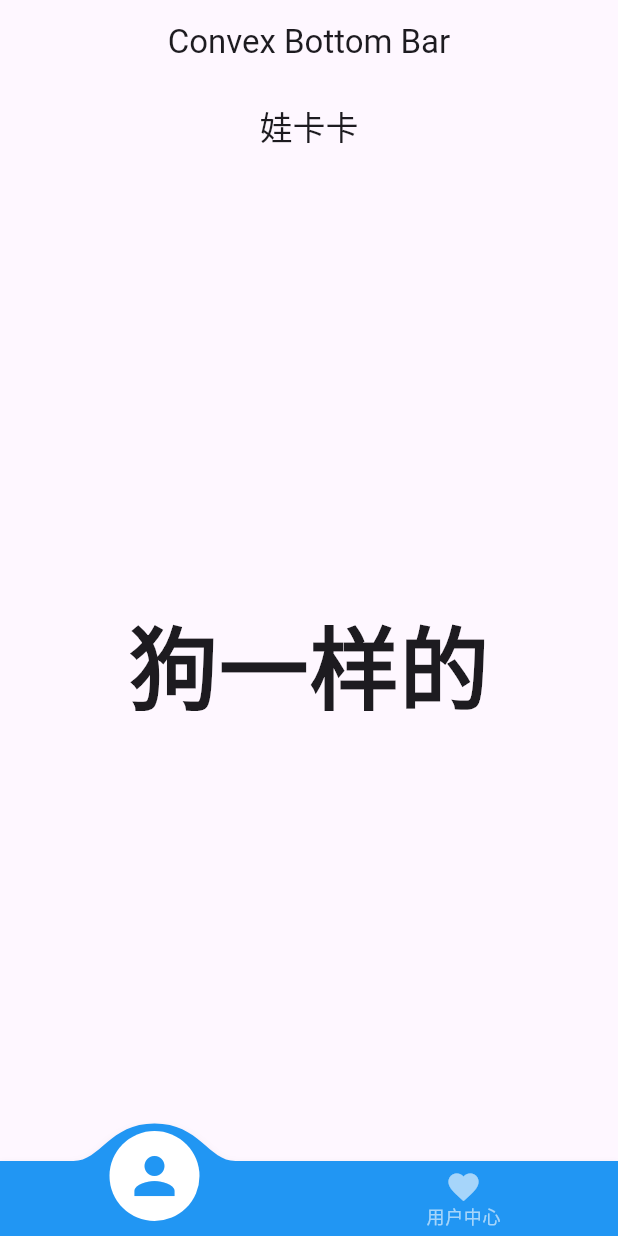
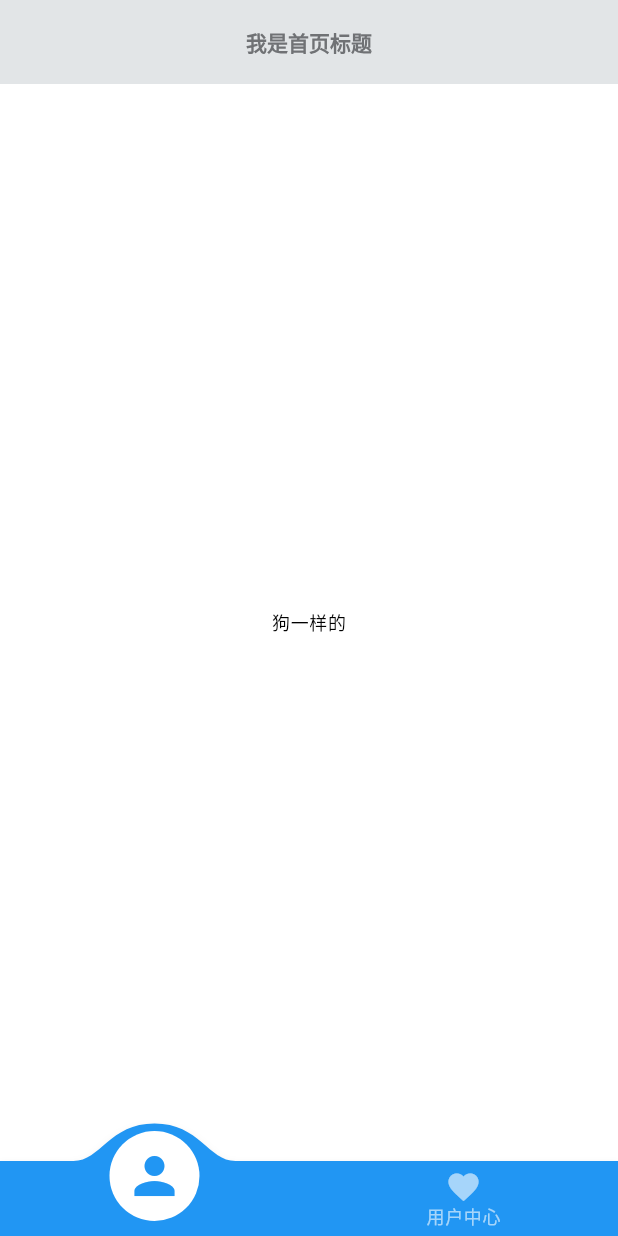
Before and after one commit to jianghui568/bazi-flutter, a Flutter app: the screen it shows after launch, on a phone screen of 412 x 824 dp. Run offline on Flutter 3.47's test engine with Material 3 defaults, Android fonts, the phone set to English and light mode, and no system bars; drawn by our look-alikes of convex_bottom_bar; our stand-ins replace go_router.

Commit message:
增加主题配置

```diff
--- /dev/null
+++ b/lib/app.dart
@@ -0,0 +1,52 @@
+import 'package:bazi/page/HomePage.dart';
+import 'package:bazi/page/MyPage.dart';
+import 'package:convex_bottom_bar/convex_bottom_bar.dart';
+import 'package:flutter/material.dart';
+import 'package:bazi/common/theme.dart';
+
+class App extends StatelessWidget {
+  const App({super.key});
+
+  @override
+  Widget build(BuildContext context) {
+    return MaterialApp(
+      debugShowCheckedModeBanner: false,
+      theme: appThemeData,
+      home: BottomTabBarController(),
+    );
+  }
+}
+
+class BottomTabBarController extends StatefulWidget {
+  @override
+  State<StatefulWidget> createState() {
+    return BottomTabBarControllerState();
+  }
+}
+
+/**
+ * 配置底部导航页面
+ */
+class BottomTabBarControllerState extends State<BottomTabBarController> {
+  int selectPageIndex = 0;
+  final pages = [HomePage(), MyPage()];
+
+  @override
+  Widget build(BuildContext context) {
+    return Scaffold(
+      body: pages[selectPageIndex],
+      bottomNavigationBar: ConvexAppBar(
+        items: [
+          TabItem(icon: Icons.person, title: '首页'),
+          TabItem(icon: Icons.favorite, title: '用户中心'),
+        ],
+        initialActiveIndex: selectPageIndex,
+        onTap: (int index) {
+          setState(() {
+            selectPageIndex = index;
+          });
+        },
+      ),
+    );
+  }
+}
--- /dev/null
+++ b/lib/common/extention/extention_theme.dart
@@ -0,0 +1,14 @@
+import 'package:flutter/material.dart';
+
+/// 用于重命名颜色属性
+extension ThemeDataColorExtension on ThemeData {
+  Color get navBackgroundColor => colorScheme.onBackground;
+  Color get backgroundColor => colorScheme.onBackground;
+
+}
+
+/// 用于重命名字体样式属性
+extension ThemeDataTextStyleExtension on ThemeData {
+  TextStyle get navBarTitleStyle => textTheme.titleLarge!;
+  TextStyle get bodyStyle => textTheme.bodySmall!;
+}
--- /dev/null
+++ b/lib/common/theme.dart
@@ -0,0 +1,58 @@
+import 'package:flutter/material.dart';
+
+ThemeData appThemeData = ThemeData(
+  primaryColor: Colors.white,
+  disabledColor: const Color(0xffcbced0),
+  hintColor: const Color(0xffe2e5e7),
+  highlightColor: const Color(0xffa7d500),
+  shadowColor: const Color(0xffa0a4a7),
+  textTheme: TextTheme(
+    displayLarge: TextStyle(
+      fontSize: 17,
+      fontWeight: FontWeight.bold,
+      color: const Color(0xff242524),
+    ),
+    displayMedium: TextStyle(
+      fontSize: 16,
+      fontWeight: FontWeight.bold,
+      color: const Color(0xff242524),
+    ),
+
+    titleLarge: TextStyle(
+      fontSize: 14,
+      fontWeight: FontWeight.bold,
+      color: const Color(0xff707275),
+    ),
+    titleMedium: TextStyle(
+      fontSize: 12,
+      fontWeight: FontWeight.w500,
+      color: const Color(0xff242524),
+    ),
+    titleSmall: TextStyle(
+      fontSize: 12,
+      fontWeight: FontWeight.w500,
+      color: const Color(0xff707275),
+    ),
+    bodyLarge: TextStyle(
+      fontSize: 11,
+      fontWeight: FontWeight.normal,
+      color: const Color(0xff242524),
+    ),
+    bodyMedium: TextStyle(
+      fontSize: 11,
+      fontWeight: FontWeight.normal,
+      color: const Color(0xff242524),
+    ),
+  ),
+  colorScheme: const ColorScheme.light(
+    primary: Colors.white,
+    secondary: Color(0xffa7d500),
+    background: Color(0xfff3f4f5),
+    error: Color(0xffe21a1a),
+    onPrimary: Color(0xff242524),
+    onError: Colors.white,
+    onBackground: Color(0xffe2e5e7),
+    onSecondary: Color(0xff707275),
+  ).copyWith(background: const Color(0xfff3f4f5)).copyWith(
+      error: const Color(0xffe21a1a)),
+);
--- a/lib/main.dart
+++ b/lib/main.dart
@@ -1,59 +1,4 @@
-import 'package:bazi/page/HomePage.dart';
-import 'package:bazi/page/MyPage.dart';
-import 'package:convex_bottom_bar/convex_bottom_bar.dart';
 import 'package:flutter/material.dart';
+import 'app.dart';
 
-void main() => runApp(const MyApp());
-
-class MyApp extends StatelessWidget {
-  const MyApp({super.key});
-
-  @override
-  Widget build(BuildContext context) {
-    return MaterialApp(
-      debugShowCheckedModeBanner: false,
-      theme: ThemeData(
-        primarySwatch: Colors.teal,
-      ),
-      home: BottomTabBarController(),
-    );
-  }
-}
-
-class BottomTabBarController extends StatefulWidget {
-  @override
-  State<StatefulWidget> createState() {
-    return BottomTabBarControllerState();
-  }
-}
-
-/**
- * 配置底部导航页面
- */
-class BottomTabBarControllerState extends State<BottomTabBarController> {
-  int selectPageIndex = 0;
-  final pages = [HomePage(), MyPage()];
-
-  @override
-  Widget build(BuildContext context) {
-    return Scaffold(
-      appBar: AppBar(
-        centerTitle: true,
-        title: Text('Convex Bottom Bar'),
-      ),
-      body: pages[selectPageIndex],
-      bottomNavigationBar: ConvexAppBar(
-        items: [
-          TabItem(icon: Icons.person, title: '首页'),
-          TabItem(icon: Icons.favorite, title: '用户中心'),
-        ],
-        initialActiveIndex: selectPageIndex,
-        onTap: (int index) {
-          setState(() {
-            selectPageIndex = index;
-          });
-        },
-      ),
-    );
-  }
-}
+void main() => runApp(const App());
--- a/lib/page/HomePage.dart
+++ b/lib/page/HomePage.dart
@@ -1,3 +1,5 @@
+import 'package:bazi/common/extention/extention_theme.dart';
+import 'package:bazi/widget/AppBarBuilder.dart';
 import 'package:flutter/material.dart';
 
 class HomePage extends StatefulWidget {
@@ -9,14 +11,11 @@ class _HomePageState extends State<HomePage> {
   @override
   Widget build(BuildContext context) {
     return Scaffold(
-      appBar: AppBar(
-        centerTitle: true,
-        title: Text('娃卡卡'),
-      ),
+      appBar: AppBarBuilder.build(context, '我是首页标题'),
       body: Center(
         child: Text(
           '狗一样的',
-          style: TextStyle(fontSize: 60, fontWeight: FontWeight.bold),
+          style: Theme.of(context).bodyStyle,
         ),
       ),
     );
--- a/lib/page/MyPage.dart
+++ b/lib/page/MyPage.dart
@@ -1,3 +1,4 @@
+import 'package:bazi/widget/AppBarBuilder.dart';
 import 'package:flutter/material.dart';
 
 class MyPage extends StatefulWidget {
@@ -9,10 +10,7 @@ class _MyPageState extends State<MyPage> {
   @override
   Widget build(BuildContext context) {
     return Scaffold(
-      appBar: AppBar(
-        centerTitle: true,
-        title: Text('欢迎来到这儿'),
-      ),
+      appBar: AppBarBuilder.build(context, '嘎嘎叫'),
       body: Center(
         child: Text(
           '早起的年轻人',
--- /dev/null
+++ b/lib/widget/AppBarBuilder.dart
@@ -0,0 +1,14 @@
+
+import 'package:bazi/common/extention/extention_theme.dart';
+import 'package:flutter/material.dart';
+
+class AppBarBuilder{
+  static AppBar build(BuildContext context,String title, {Color? backgroundColor}) {
+    return AppBar(
+      centerTitle: true,
+      title:Text(title,
+        style: Theme.of(context).navBarTitleStyle,),
+      backgroundColor: backgroundColor == null ?  Theme.of(context).navBackgroundColor : backgroundColor,
+    );
+  }
+}
--- a/pubspec.yaml
+++ b/pubspec.yaml
@@ -42,6 +42,7 @@ dev_dependencies:
 
   convex_bottom_bar: ^3.2.0
   go_router: ^13.0.0
+  provider: ^6.0.2
 # For information on the generic Dart part of this file, see the
 # following page: https://dart.dev/tools/pub/pubspec
 
```
Also changed, not shown: pubspec.lock, 1 other file.
